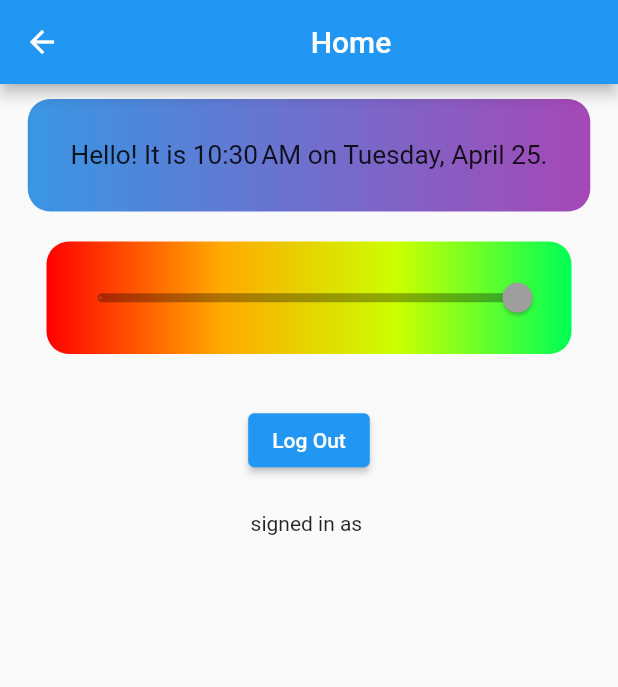
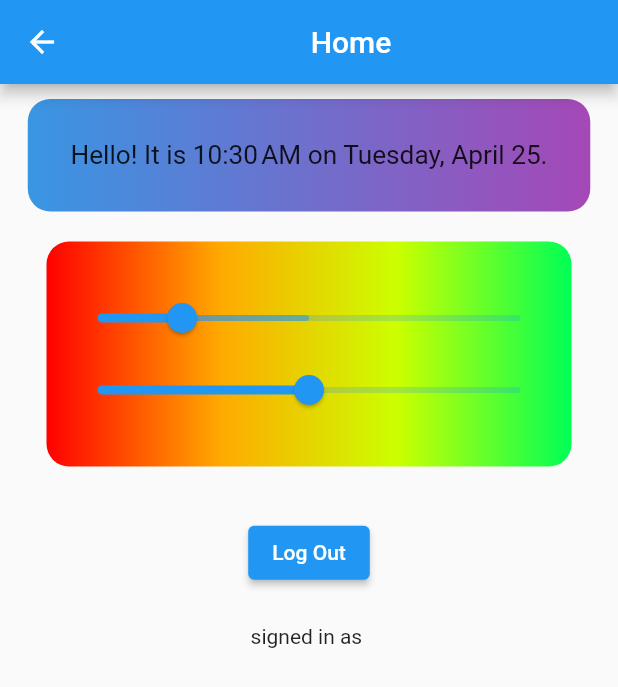
Before and after one commit to Kelpins/Mood-Tracker, a Flutter app: the HomePage screen opened directly, on a phone screen of 412 x 824 dp. Shown: the top 687 px of the screen. Run offline on Flutter 3.47's test engine with Material 2 defaults, Android fonts, the phone set to English and light mode, and no system bars; our stand-ins replace cloud_firestore, firebase_auth, firebase_core, flutter_heatmap_calendar, persistent_bottom_nav_bar, settings_ui and 1 more; accounts and stored records are empty.

Commit message:
rando stuff

```diff
--- a/mood_tracker_app/lib/home_page.dart
+++ b/mood_tracker_app/lib/home_page.dart
@@ -38,29 +38,14 @@ class _HomePageState extends State<HomePage> {
     final email = user.email;
     const habitName = "Taking Naps";
     double currentMood = 10.0;
+    double _currentSliderPrimaryValue = 0.2;
+    double _currentSliderSecondaryValue = 0.5;
 
     void logOut() {
       FirebaseAuth.instance.signOut();
       //Navigator.pop(context);
       PersistentNavBarNavigator.pushNewScreen(context,
           screen: MyStatefulWidget(), withNavBar: false);
-    }
-
-    void updateMood(double value) {
-      final moodsDocData = {
-        "$today": value,
-        //PAST MOOD DOC DATA -- TO READ
-      };
-
-      db
-          .collection("Users")
-          .doc("$email")
-          .collection("Moods")
-          .doc("Mood")
-          .set(moodsDocData)
-          .onError(
-              // ignore: avoid_print
-              (e, _) => print("Error writing document: $e"));
     }
 
     void createUser() {
@@ -186,16 +171,58 @@ class _HomePageState extends State<HomePage> {
                 ),
                 padding: const EdgeInsets.all(10.0),
                 width: 350.0,
-                height: 75.0,
+                height: 150.0,
                 margin: const EdgeInsets.all(10.0),
                 child: Center(
-                  child: MySlider(
-                    val: currentMood,
+                  child: Column(
+                    mainAxisAlignment: MainAxisAlignment.center,
+                    children: <Widget>[
+                      Slider(
+                        value: _currentSliderPrimaryValue,
+                        secondaryTrackValue: _currentSliderSecondaryValue,
+                        label: _currentSliderPrimaryValue.round().toString(),
+                        onChanged: (double value) {
+                          setState(() {
+                            _currentSliderPrimaryValue = value;
+                          });
+                        },
+                      ),
+                      Slider(
+                        value: _currentSliderSecondaryValue,
+                        label: _currentSliderSecondaryValue.round().toString(),
+                        onChanged: (double value) {
+                          setState(() {
+                            _currentSliderSecondaryValue = value;
+                          });
+                        },
+                      ),
+                    ],
+                  ), /*Slider(
+                    value: currentMood,
                     min: 0.0,
                     max: 20.0,
-                    step: 1,
-                    onChanged: updateMood,
-                  ),
+                    divisions: 20,
+                    onChanged: (double value) {
+                      setState(() {
+                        currentMood = value;
+                      });
+
+                      final moodsDocData = {
+                        "$today": value,
+                        //PAST MOOD DOC DATA -- TO READ
+                      };
+
+                      db
+                          .collection("Users")
+                          .doc("$email")
+                          .collection("Moods")
+                          .doc("Mood")
+                          .set(moodsDocData)
+                          .onError(
+                              // ignore: avoid_print
+                              (e, _) => print("Error writing document: $e"));
+                    },
+                  ),*/
                 )),
           ),
           Center(
```
